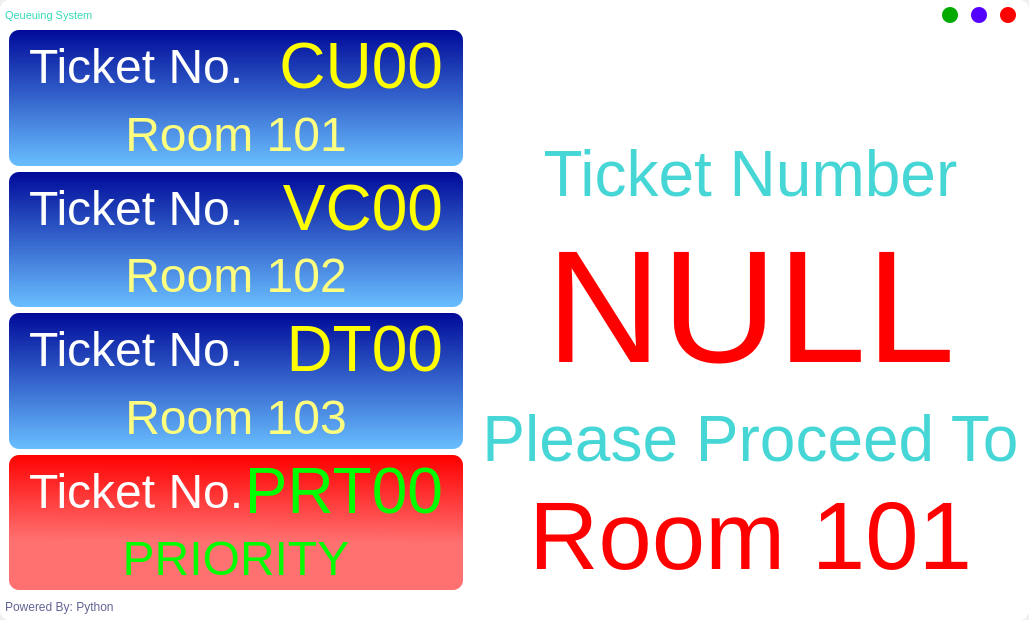
The window that main.ui (ornido77/Line-Queuing-and-Ticketing-System) describes before a commit, drawn with Qt 5.
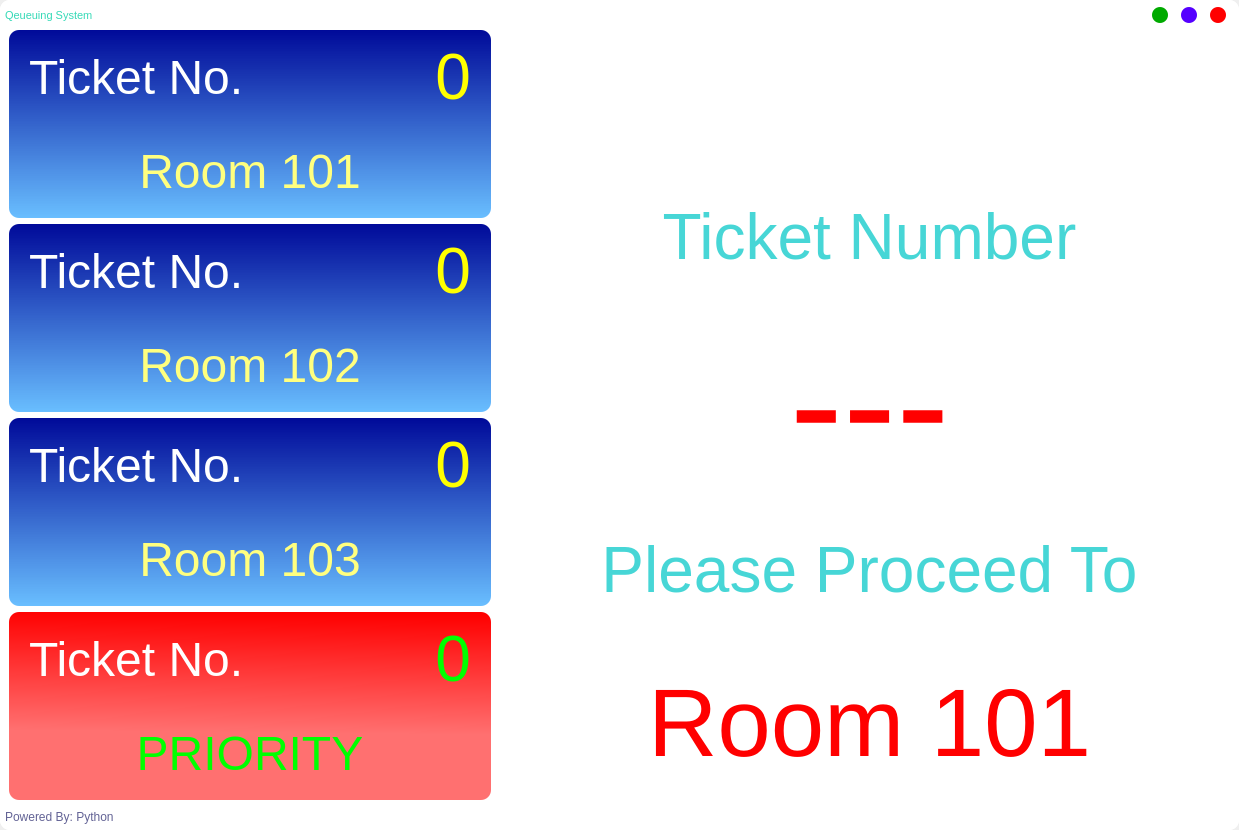
The same window after the commit. Icons and pictures are not drawn.

Diff of the .ui file:
```diff
--- a/main.ui
+++ b/main.ui
@@ -6,8 +6,8 @@
    <rect>
     <x>0</x>
     <y>0</y>
-    <width>943</width>
-    <height>620</height>
+    <width>1239</width>
+    <height>830</height>
    </rect>
   </property>
   <property name="windowTitle">
@@ -402,7 +402,7 @@
                       <string notr="true">color: rgb(255, 255, 0);</string>
                      </property>
                      <property name="text">
-                      <string>CU00</string>
+                      <string>0</string>
                      </property>
                      <property name="alignment">
                       <set>Qt::AlignRight|Qt::AlignTrailing|Qt::AlignVCenter</set>
@@ -519,7 +519,7 @@
                       <string notr="true">color: rgb(255, 255, 0);</string>
                      </property>
                      <property name="text">
-                      <string>VC00</string>
+                      <string>0</string>
                      </property>
                      <property name="alignment">
                       <set>Qt::AlignRight|Qt::AlignTrailing|Qt::AlignVCenter</set>
@@ -636,7 +636,7 @@
                       <string notr="true">color: rgb(255, 255, 0);</string>
                      </property>
                      <property name="text">
-                      <string>DT00</string>
+                      <string>0</string>
                      </property>
                      <property name="alignment">
                       <set>Qt::AlignRight|Qt::AlignTrailing|Qt::AlignVCenter</set>
@@ -756,7 +756,7 @@
                       <string notr="true">color: rgb(0, 255, 0);</string>
                      </property>
                      <property name="text">
-                      <string>PRT00</string>
+                      <string>0</string>
                      </property>
                      <property name="alignment">
                       <set>Qt::AlignRight|Qt::AlignTrailing|Qt::AlignVCenter</set>
@@ -892,7 +892,7 @@
                 <string notr="true">color: rgb(255, 0, 0); background-color:none</string>
                </property>
                <property name="text">
-                <string>NULL</string>
+                <string>---</string>
                </property>
                <property name="alignment">
                 <set>Qt::AlignCenter</set>
```
